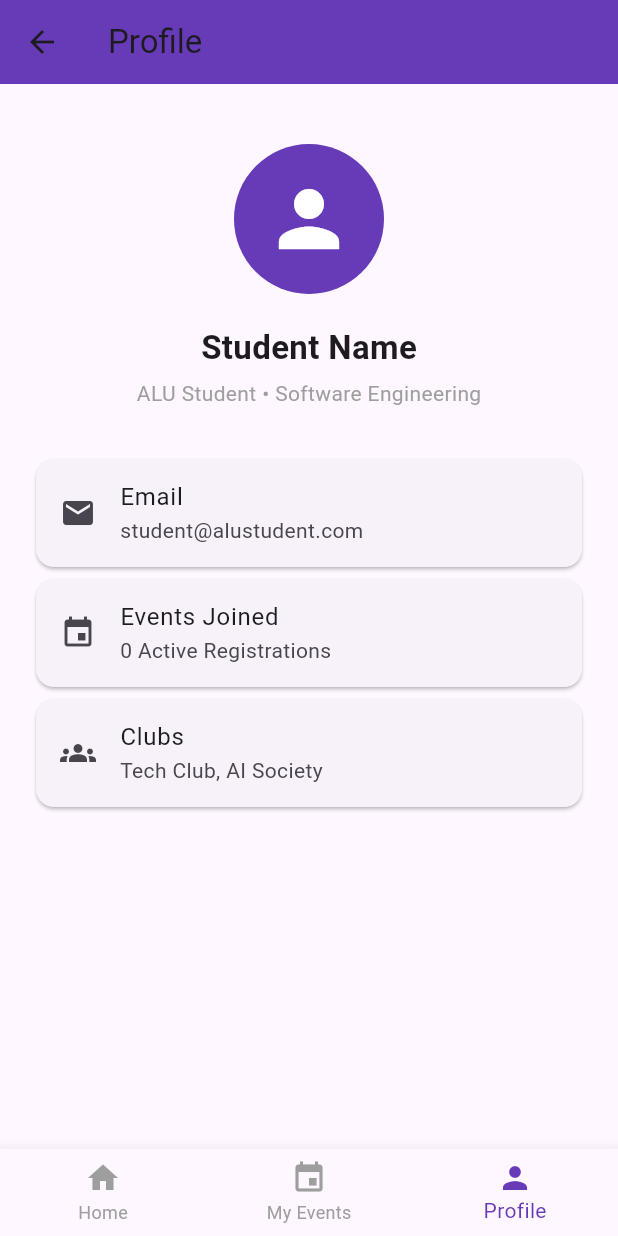
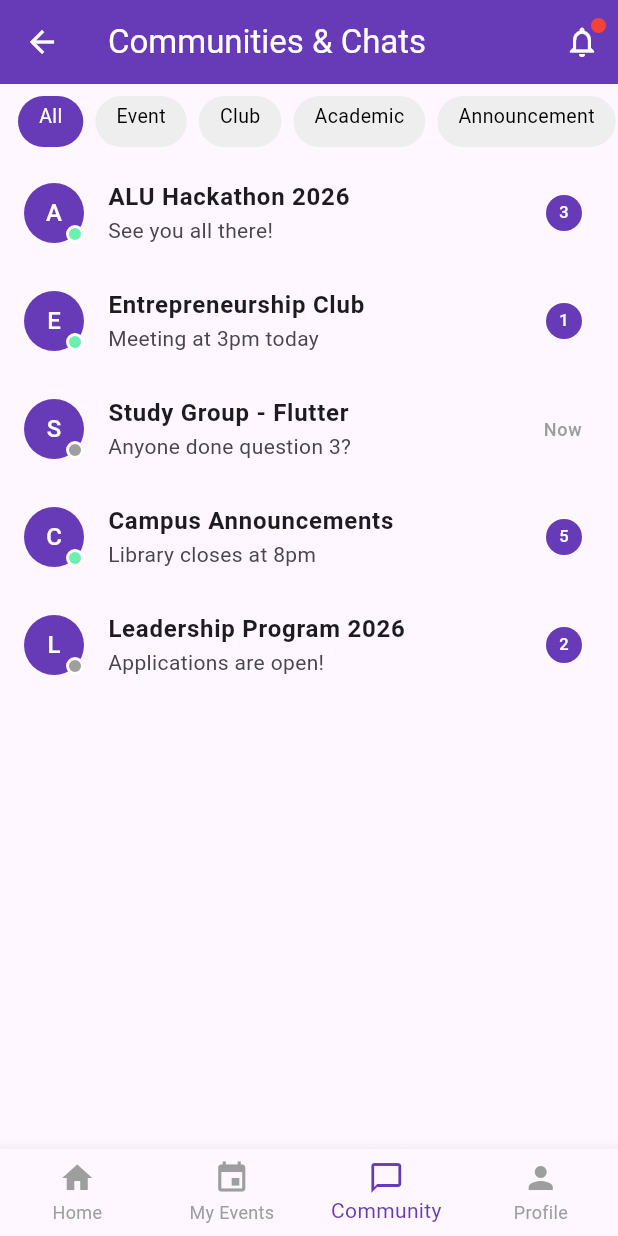
Before and after one commit to EstherShimwa/alu-connect, a Flutter app: the MainScreen screen opened directly, item 3 of the bottom bar chosen, on a phone screen of 412 x 824 dp. Run offline on Flutter 3.47's test engine with Material 3 defaults, Android fonts, the phone set to English and light mode, and no system bars; our stand-ins replace shared_preferences; accounts and stored records are empty.

Commit message:
chat navigation successfully added

```diff
--- /dev/null
+++ b/lib/screens/chat_list_screen.dart
@@ -0,0 +1,221 @@
+import 'package:flutter/material.dart';
+import 'chat_screen.dart';
+import 'notifications_screen.dart';
+
+class ChatListScreen extends StatefulWidget {
+  const ChatListScreen({super.key});
+
+  @override
+  State<ChatListScreen> createState() => _ChatListScreenState();
+}
+
+class _ChatListScreenState extends State<ChatListScreen> {
+  final List<Map<String, dynamic>> chatRooms = [
+    {
+      "name": "ALU Hackathon 2026",
+      "last": "See you all there!",
+      "unread": 3,
+      "online": true,
+      "category": "Event",
+    },
+    {
+      "name": "Entrepreneurship Club",
+      "last": "Meeting at 3pm today",
+      "unread": 1,
+      "online": true,
+      "category": "Club",
+    },
+    {
+      "name": "Study Group - Flutter",
+      "last": "Anyone done question 3?",
+      "unread": 0,
+      "online": false,
+      "category": "Academic",
+    },
+    {
+      "name": "Campus Announcements",
+      "last": "Library closes at 8pm",
+      "unread": 5,
+      "online": true,
+      "category": "Announcement",
+    },
+    {
+      "name": "Leadership Program 2026",
+      "last": "Applications are open!",
+      "unread": 2,
+      "online": false,
+      "category": "Program",
+    },
+  ];
+
+  String selectedCategory = "All";
+  final List<String> categories = [
+    "All",
+    "Event",
+    "Club",
+    "Academic",
+    "Announcement",
+    "Program",
+  ];
+
+  List<Map<String, dynamic>> get filteredRooms {
+    if (selectedCategory == "All") return chatRooms;
+    return chatRooms
+        .where((r) => r["category"] == selectedCategory)
+        .toList();
+  }
+
+  @override
+  Widget build(BuildContext context) {
+    return Scaffold(
+      appBar: AppBar(
+        title: const Text("Communities & Chats"),
+        backgroundColor: Colors.deepPurple,
+        foregroundColor: Colors.white,
+        actions: [
+          Stack(
+            children: [
+              IconButton(
+                icon: const Icon(Icons.notifications_outlined),
+                onPressed: () {
+                  Navigator.push(
+                    context,
+                    MaterialPageRoute(
+                      builder: (_) => const NotificationsScreen(),
+                    ),
+                  );
+                },
+              ),
+              Positioned(
+                right: 8,
+                top: 8,
+                child: Container(
+                  width: 10,
+                  height: 10,
+                  decoration: const BoxDecoration(
+                    color: Colors.red,
+                    shape: BoxShape.circle,
+                  ),
+                ),
+              ),
+            ],
+          ),
+        ],
+      ),
+      body: Column(
+        children: [
+          SizedBox(
+            height: 50,
+            child: ListView.builder(
+              scrollDirection: Axis.horizontal,
+              padding: const EdgeInsets.symmetric(
+                  horizontal: 12, vertical: 8),
+              itemCount: categories.length,
+              itemBuilder: (context, index) {
+                final cat = categories[index];
+                final isSelected = selectedCategory == cat;
+                return GestureDetector(
+                  onTap: () =>
+                      setState(() => selectedCategory = cat),
+                  child: Container(
+                    margin: const EdgeInsets.only(right: 8),
+                    padding: const EdgeInsets.symmetric(
+                        horizontal: 14, vertical: 4),
+                    decoration: BoxDecoration(
+                      color: isSelected
+                          ? Colors.deepPurple
+                          : Colors.grey[200],
+                      borderRadius: BorderRadius.circular(20),
+                    ),
+                    child: Text(
+                      cat,
+                      style: TextStyle(
+                        color: isSelected
+                            ? Colors.white
+                            : Colors.black,
+                        fontSize: 13,
+                      ),
+                    ),
+                  ),
+                );
+              },
+            ),
+          ),
+          Expanded(
+            child: ListView.builder(
+              itemCount: filteredRooms.length,
+              itemBuilder: (context, index) {
+                final room = filteredRooms[index];
+                return ListTile(
+                  leading: Stack(
+                    children: [
+                      CircleAvatar(
+                        backgroundColor: Colors.deepPurple,
+                        child: Text(
+                          room["name"][0],
+                          style: const TextStyle(
+                              color: Colors.white),
+                        ),
+                      ),
+                      Positioned(
+                        right: 0,
+                        bottom: 0,
+                        child: Container(
+                          width: 12,
+                          height: 12,
+                          decoration: BoxDecoration(
+                            color: room["online"]
+                                ? Colors.greenAccent
+                                : Colors.grey,
+                            shape: BoxShape.circle,
+                            border: Border.all(
+                                color: Colors.white, width: 2),
+                          ),
+                        ),
+                      ),
+                    ],
+                  ),
+                  title: Text(
+                    room["name"],
+                    style: const TextStyle(
+                        fontWeight: FontWeight.bold),
+                  ),
+                  subtitle: Text(
+                    room["last"],
+                    overflow: TextOverflow.ellipsis,
+                  ),
+                  trailing: room["unread"] > 0
+                      ? CircleAvatar(
+                          radius: 12,
+                          backgroundColor: Colors.deepPurple,
+                          child: Text(
+                            room["unread"].toString(),
+                            style: const TextStyle(
+                                color: Colors.white,
+                                fontSize: 11),
+                          ),
+                        )
+                      : const Text(
+                          "Now",
+                          style: TextStyle(
+                              color: Colors.grey, fontSize: 12),
+                        ),
+                  onTap: () {
+                    setState(() => room["unread"] = 0);
+                    Navigator.push(
+                      context,
+                      MaterialPageRoute(
+                        builder: (_) => ChatScreen(
+                            roomName: room["name"]),
+                      ),
+                    );
+                  },
+                );
+              },
+            ),
+          ),
+        ],
+      ),
+    );
+  }
+}
--- a/lib/screens/main_screen.dart
+++ b/lib/screens/main_screen.dart
@@ -2,8 +2,9 @@
 import 'package:flutter/material.dart';
 import 'home_screen.dart';
 import 'my_events_screen.dart';
+import 'chat_list_screen.dart';
 import 'profile_screen.dart';
-import 'rsvp_registration_screen.dart'; // To access mainTabNotifier
+import 'rsvp_registration_screen.dart';
 
 class MainScreen extends StatefulWidget {
   const MainScreen({super.key});
@@ -18,7 +19,7 @@ class _MainScreenState extends State<MainScreen> {
   @override
   void initState() {
     super.initState();
-    mainTabNotifier.value = 0; // Reset index to 0 at start
+    mainTabNotifier.value = 0;
     mainTabNotifier.addListener(_onTabNotification);
   }
 
@@ -39,10 +40,10 @@ class _MainScreenState extends State<MainScreen> {
   @override
   Widget build(BuildContext context) {
     final pages = [
-      const HomeScreen(),      // Your feed (index 0)
-      const MyEventsScreen(),  // My Events (index 1)
-      // TODO: Person 4 - Chat/Community (index 2 in future)
-      const ProfileScreen(),   // Profile (index 2 currently)
+      const HomeScreen(),       // Home feed (index 0)
+      const MyEventsScreen(),   // My Events (index 1)
+      const ChatListScreen(),   // Chat/Community (index 2)
+      const ProfileScreen(),    // Profile (index 3)
     ];
 
     return Scaffold(
@@ -59,10 +60,22 @@ class _MainScreenState extends State<MainScreen> {
         unselectedItemColor: Colors.grey,
         type: BottomNavigationBarType.fixed,
         items: const [
-          BottomNavigationBarItem(icon: Icon(Icons.home), label: "Home"),
-          BottomNavigationBarItem(icon: Icon(Icons.event), label: "My Events"),
-          // TODO: Person 4 - BottomNavigationBarItem(icon: Icon(Icons.chat), label: "Community"),
-          BottomNavigationBarItem(icon: Icon(Icons.person), label: "Profile"),
+          BottomNavigationBarItem(
+            icon: Icon(Icons.home),
+            label: "Home",
+          ),
+          BottomNavigationBarItem(
+            icon: Icon(Icons.event),
+            label: "My Events",
+          ),
+          BottomNavigationBarItem(
+            icon: Icon(Icons.chat_bubble_outline),
+            label: "Community",
+          ),
+          BottomNavigationBarItem(
+            icon: Icon(Icons.person),
+            label: "Profile",
+          ),
         ],
       ),
     );
```
Also changed, not shown: lib/screens/chat_screen.dart (added, +345 -0 lines), lib/screens/notifications_screen.dart (added, +89 -0 lines).
